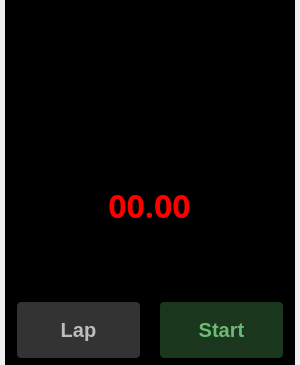
Before: the Qt Designer form Pyside_version/ui.ui in DarkTime312/Stop_Watch, drawn with Qt 5; both pictures show x 0 to 300 and y 0 to 365 of the 300 by 600 pixel window.
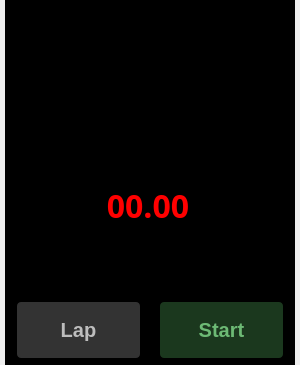
After: the same form once the commit is applied. The open tabs and pages were chosen to show the change. Icons and pictures are not drawn.

What changed in the file:
```diff
--- a/Pyside_version/ui.ui
+++ b/Pyside_version/ui.ui
@@ -67,6 +67,10 @@
 	background-color: #4a3006;
 }
 
+QPushButton#btn_lap:pressed{
+	background-color: #332002;
+}
+
 QPushButton#btn_lap:disabled{
 	color: #bdbdbd;
 	background-color: #333333;
@@ -159,9 +163,9 @@
      <widget class="QLabel" name="lbl_time">
       <property name="geometry">
        <rect>
-        <x>84</x>
+        <x>63</x>
         <y>180</y>
-        <width>121</width>
+        <width>160</width>
         <height>51</height>
        </rect>
       </property>
```
Left out of the diff: 4 changed lines with no effect on the pictures.
